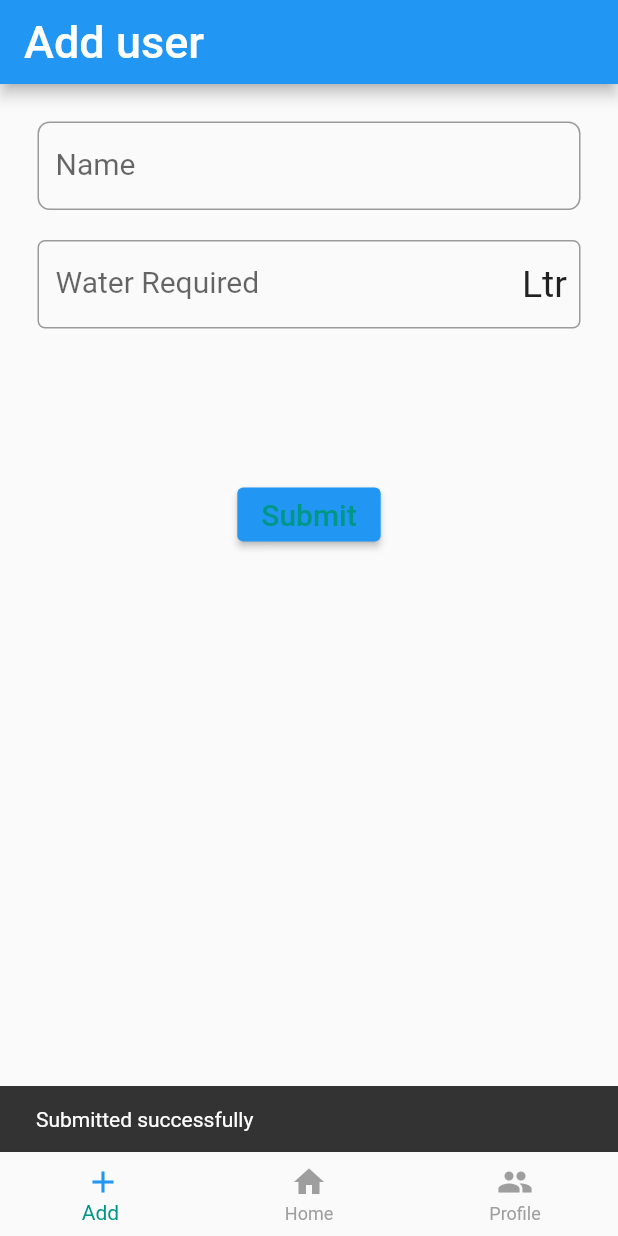
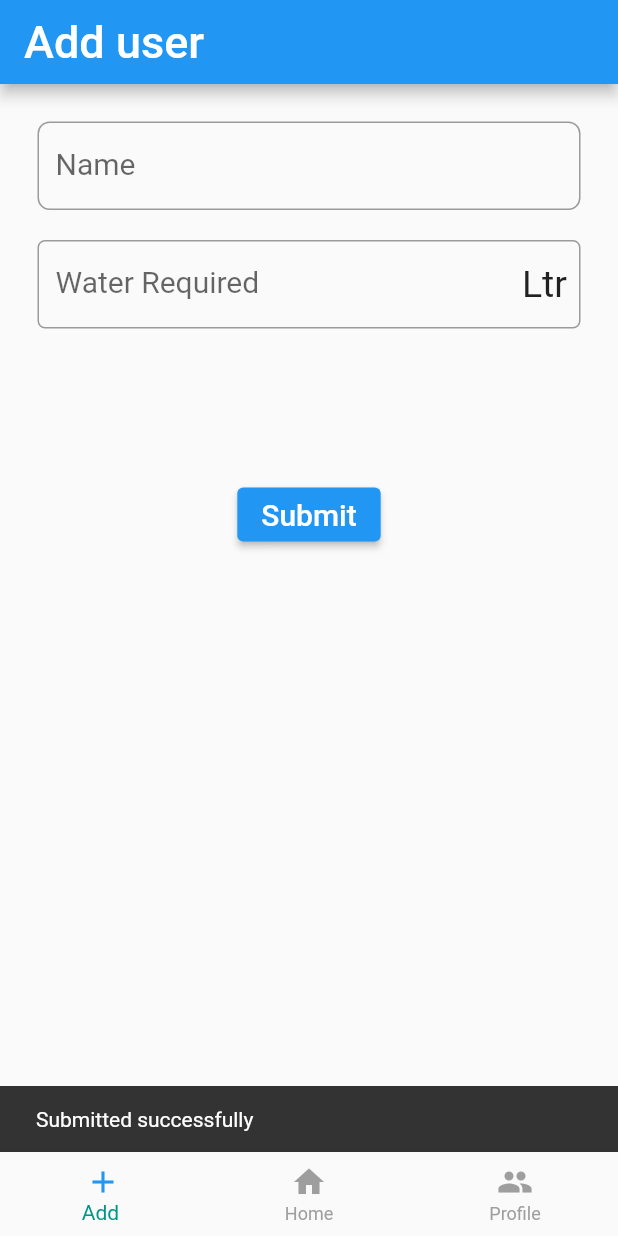
Before and after one commit to smackable/DropPlus, a Flutter app: the screen it shows after launch, after a tap on "Submit", on a phone screen of 412 x 824 dp. Run offline on Flutter 3.47's test engine with Material 2 defaults, Android fonts, the phone set to English and light mode, and no system bars; our stand-ins replace cloud_firestore, firebase_auth, firebase_core, firebase_database; missing offline and left inert: flutter_gauge; accounts and stored records are empty.

Commit message:
guage data

```diff
--- a/lib/Pages/add_Page.dart
+++ b/lib/Pages/add_Page.dart
@@ -97,13 +97,20 @@ class _AddPageState extends State<AddPage> {
                 ElevatedButton(
                   child: Text(
                     "Submit",
-                    style: TextStyle(color: Colors.teal, fontSize: 20),
+                    style: TextStyle(fontSize: 20),
                   ),
                   onPressed: () {
                     var _userInfo = new UserInfoModel(_name, _waterQuantity);
-                    ScaffoldMessenger.of(context).showSnackBar(SnackBar(
-                      content: Text("Submitted successfully"),
-                    ));
+                    ScaffoldMessenger.of(context).showSnackBar(
+                      SnackBar(
+                        content: Text("Submitted successfully"),
+                      ),
+                    );
+                    style:
+                    ButtonStyle(
+                      backgroundColor:
+                          MaterialStateProperty.all<Color>(Colors.red),
+                    );
                   },
                 ),
               ],
--- a/lib/Pages/home_screen.dart
+++ b/lib/Pages/home_screen.dart
@@ -6,6 +6,7 @@ import 'profile_page.dart';
 class HomeScreen extends StatefulWidget {
   HomeScreen({Key key}) : super(key: key);
 
+  onPageChange(int index) => createState()._switchPage(index);
   @override
   _HomeScreenState createState() => _HomeScreenState();
 }
@@ -18,6 +19,12 @@ class _HomeScreenState extends State<HomeScreen> {
   void _onPageChanged(int index) {
     setState(() {
       _selectedIndex = index;
+    });
+  }
+
+  void _switchPage(int index) {
+    setState(() {
+      _pageController.jumpToPage(index);
     });
   }
 
--- a/lib/Pages/profile_page.dart
+++ b/lib/Pages/profile_page.dart
@@ -13,6 +13,7 @@ class ProfilePage extends StatefulWidget {
 class _ProfilePageState extends State<ProfilePage> {
   final databaseReference = FirebaseDatabase.instance.reference();
   double wtrfln;
+  double intank;
 
   @override
   Widget build(BuildContext context) {
@@ -20,12 +21,21 @@ class _ProfilePageState extends State<ProfilePage> {
         .child("z2Ix9odfi5RyMWTpn6KvLUEhSy82")
         .once()
         .then((DataSnapshot snapshot) {
+      setState(() {
+        wtrfln = snapshot.value['Water flown'];
+      });
+
       var val = snapshot.value;
-      print("Snapshot value ${val["profile A"]["Water flown"]}");
       wtrfln = val["profile A"]["Water flown"];
       print("Water flown : $wtrfln");
+
+      intank = val["profile A"]["tank Capacity"];
+      print(" In tank : $intank");
     });
+
     print("Water flown : $wtrfln");
+    print("In tank : $intank");
+
     return Scaffold(
       backgroundColor: Colors.grey[200],
       appBar: AppBar(
@@ -180,7 +190,7 @@ class _ProfilePageState extends State<ProfilePage> {
                                     secondsMarker: SecondsMarker.none,
                                     hand: Hand.short,
                                     number: Number.none,
-                                    index: 78,
+                                    index: intank,
                                     circleColor: Colors.blue,
                                     counterStyle: TextStyle(
                                         fontFamily: 'YanoneKaffeesatz',
```
Also changed, not shown: lib/Pages/home_page.dart (+1 -8 lines).
